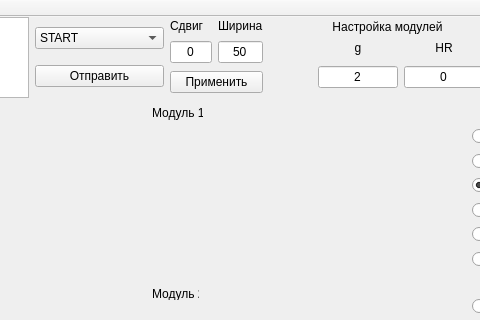
This is mainwindow.ui in Alexander3293/wifi_TensoAccTsens as Qt 5 draws it before an edit; both pictures show x 118 to 598 and y 0 to 320 of the 1304 by 816 pixel window. The edited form follows.
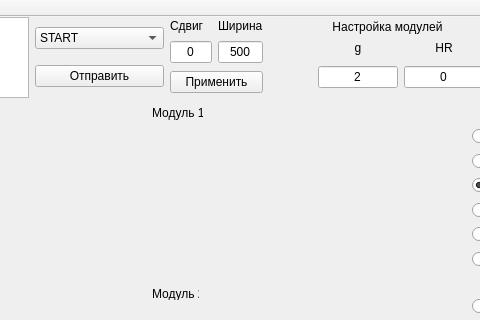
This is the edited form. Custom widgets are drawn as their Qt base class.

The edit to the form file:
```diff
--- a/mainwindow.ui
+++ b/mainwindow.ui
@@ -913,7 +913,7 @@
           </sizepolicy>
          </property>
          <property name="text">
-          <string>50</string>
+          <string>500</string>
          </property>
          <property name="alignment">
           <set>Qt::AlignCenter</set>
```
Left out of the diff: 6 changed lines with no effect on the pictures.
